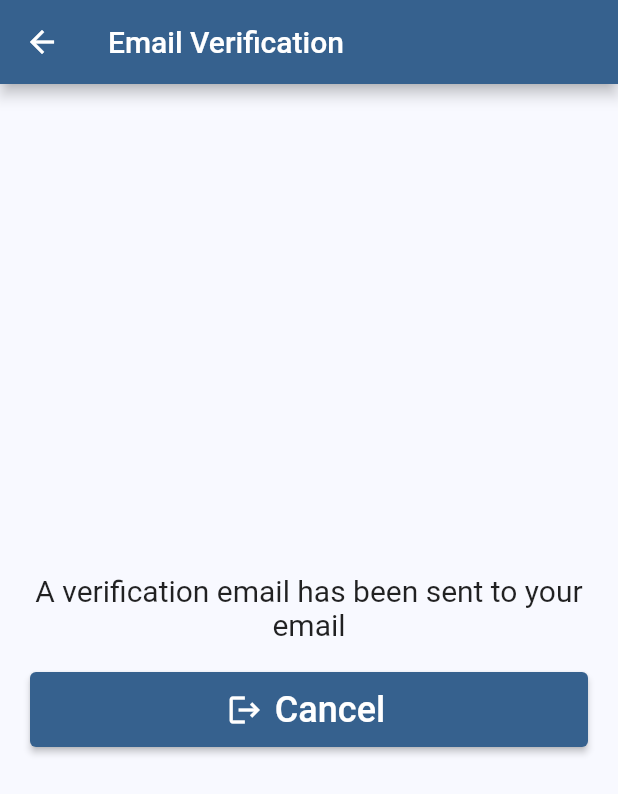
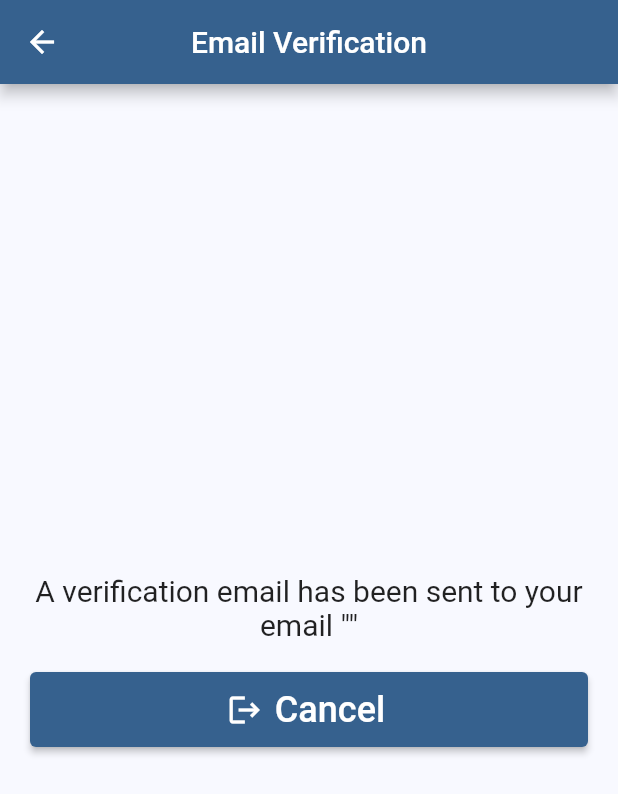
Before and after one commit to nikolay-potehin/firebase_login_app, a Flutter app: the EmailVerificationView screen opened directly, on a phone screen of 412 x 824 dp. Shown: the top 794 px of the screen. Run offline on Flutter 3.47's test engine with Material 2 defaults, Android fonts, the phone set to English and light mode, and no system bars; our stand-ins replace firebase_auth, firebase_core, flutter_svg; accounts and stored records are empty.

```diff
--- a/lib/pages/auth/email_verification/email_verification_page.dart
+++ b/lib/pages/auth/email_verification/email_verification_page.dart
@@ -26,7 +26,7 @@ class _EmailVerificationPageState extends State<EmailVerificationPage> {
     isEmailVerified = userRepository.user?.emailVerified ?? false;
 
     if (!isEmailVerified) {
-      userRepository.user?.sendEmailVerification();
+      userRepository.sendVerificationEmail();
 
       timer = Timer.periodic(
         const Duration(seconds: 3),
@@ -44,7 +44,7 @@ class _EmailVerificationPageState extends State<EmailVerificationPage> {
   }
 
   void checkEmailVerified() async {
-    await userRepository.user?.reload();
+    await userRepository.reloadUser();
 
     setState(() {
       isEmailVerified = userRepository.user?.emailVerified ?? false;
--- a/lib/pages/auth/email_verification/email_verification_view.dart
+++ b/lib/pages/auth/email_verification/email_verification_view.dart
@@ -20,6 +20,7 @@ class _EmailVerificationViewState extends State<EmailVerificationView> {
     return Scaffold(
       appBar: AppBar(
         title: const Text('Email Verification'),
+        centerTitle: true,
       ),
       body: Center(
         child: Padding(
@@ -27,9 +28,10 @@ class _EmailVerificationViewState extends State<EmailVerificationView> {
           child: Column(
             mainAxisAlignment: MainAxisAlignment.center,
             children: [
-              const Text(
-                'A verification email has been sent to your email',
-                style: TextStyle(fontSize: 20),
+              Text(
+                'A verification email has been sent to your email '
+                '"${context.read<UserRepository>().user?.email}"',
+                style: const TextStyle(fontSize: 20),
                 textAlign: TextAlign.center,
               ),
               const SizedBox(height: 20),
--- a/lib/repository/user_repository.dart
+++ b/lib/repository/user_repository.dart
@@ -32,7 +32,7 @@ class UserRepository {
     }
   }
 
-  Future<void> logOut() => FirebaseAuth.instance.signOut();
+  Future logOut() => FirebaseAuth.instance.signOut();
 
   Future<bool> sendPasswordResetEmail(String email) async {
     try {
@@ -55,4 +55,8 @@ class UserRepository {
       return false;
     }
   }
+
+  Future reloadUser() async {
+    await FirebaseAuth.instance.currentUser!.reload();
+  }
 }
```
Also changed, not shown: lib/pages/home_page.dart (+27 -3 lines).
